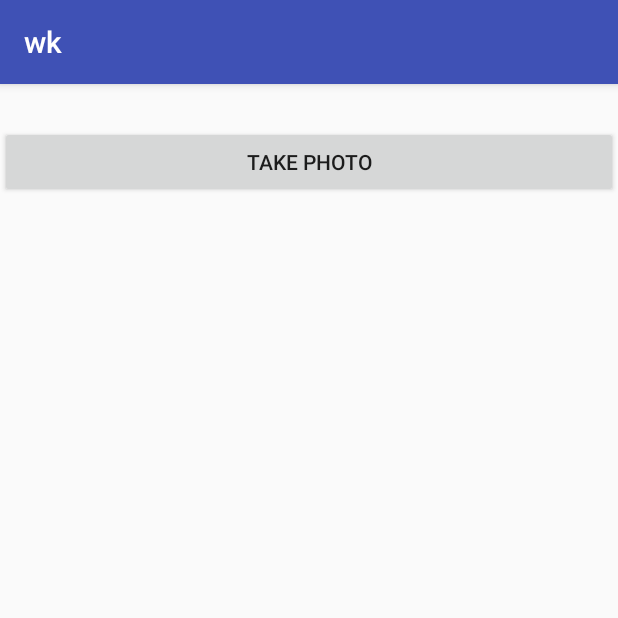
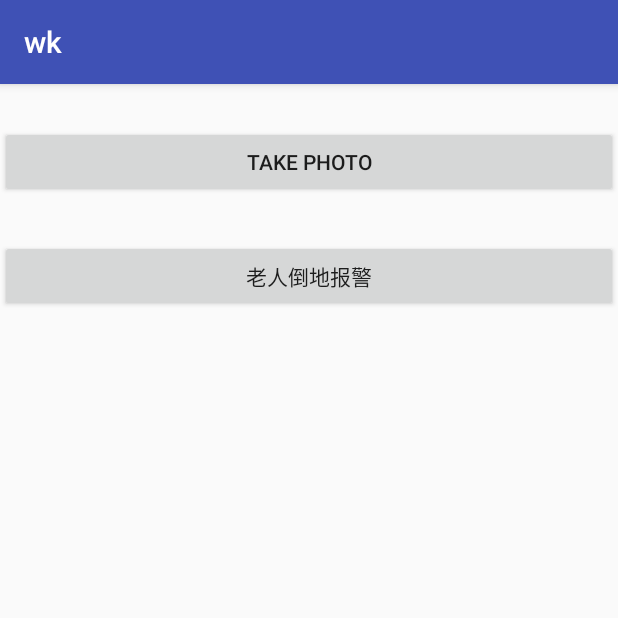
Before and after one commit to EdgarNg1024/wk, an Android app: the screen it shows after launch (MainActivity), on a phone screen of 412 x 824 dp, the top half of it. Run offline under Robolectric (Android 15) with nearby library versions, the phone set to English and light mode, and no system bars; our stand-ins replace ButterKnife, RxJava; libraries missing offline, so code that uses them is left out: com.lzy.okgo, com.ubtrobot.mini; 2 statements that could not run were skipped.

Commit message:
增加人体姿态判断处理功能

```diff
--- a/app/src/main/res/layout/activity_main.xml
+++ b/app/src/main/res/layout/activity_main.xml
@@ -17,6 +17,16 @@
         app:layout_constraintStart_toStartOf="parent"
         app:layout_constraintTop_toTopOf="parent" />
 
+    <Button
+        android:id="@+id/btnPoseNet"
+        android:layout_width="0dp"
+        android:layout_height="wrap_content"
+        android:layout_marginTop="28dp"
+        android:text="老人倒地报警"
+        app:layout_constraintEnd_toEndOf="parent"
+        app:layout_constraintStart_toStartOf="parent"
+        app:layout_constraintTop_toBottomOf="@+id/btnTakePhoto" />
+
 
     <ImageView
         android:id="@+id/imageView"
@@ -24,10 +34,10 @@
         android:layout_height="300dp"
         android:layout_marginEnd="8dp"
         android:layout_marginStart="8dp"
-        android:layout_marginTop="60dp"
+        android:layout_marginTop="20dp"
         app:layout_constraintEnd_toEndOf="parent"
         app:layout_constraintStart_toStartOf="parent"
-        app:layout_constraintTop_toBottomOf="@+id/btnTakePhoto" />
+        app:layout_constraintTop_toBottomOf="@+id/btnPoseNet" />
 
 
 </android.support.constraint.ConstraintLayout>
```
Also changed, not shown: app/src/main/AndroidManifest.xml (+2 -5 lines), app/src/main/java/edgar/wk/MainActivity.java (+8 -3 lines), app/src/main/java/edgar/wk/fall/FallAlertActivity.java (added, +28 -0 lines), app/src/main/res/layout/activity_fall_alert.xml (added, +37 -0 lines).
